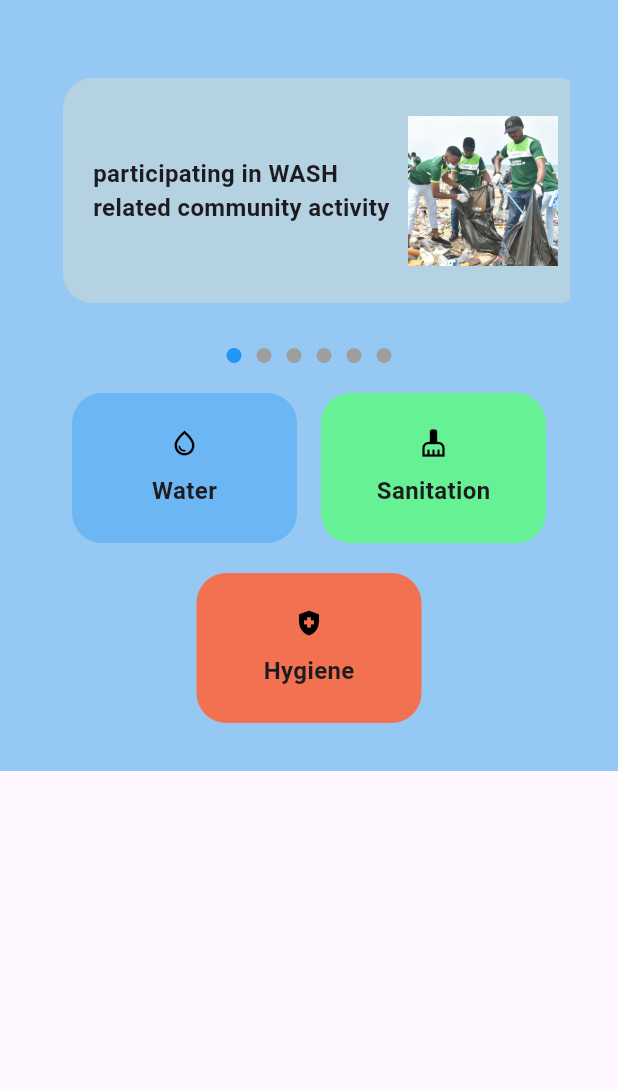
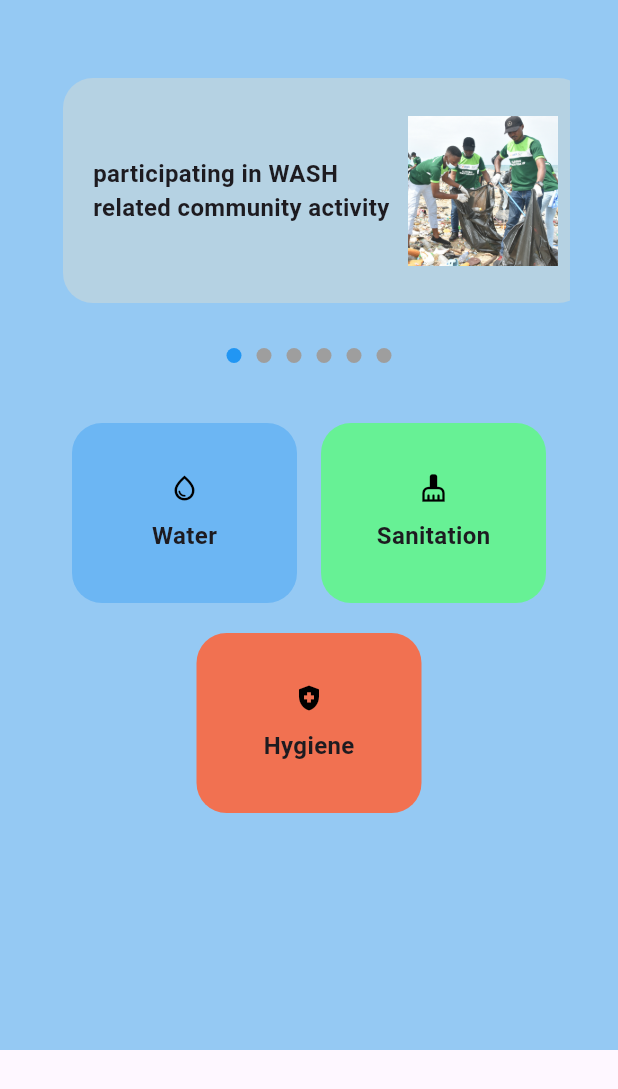
Before and after one commit to unice-hub/my-wash-app, a Flutter app: the HomeScreen screen opened directly, on a phone screen of 412 x 824 dp. Shown: the top 1089 px of the screen. Run offline on Flutter 3.47's test engine with Material 3 defaults, Android fonts, the phone set to English and light mode, and no system bars; our stand-ins replace firebase_auth, firebase_core, font_awesome_flutter, video_player; accounts and stored records are empty.

Commit message:
first commit

```diff
--- a/lib/screen/homescreen.dart
+++ b/lib/screen/homescreen.dart
@@ -62,6 +62,8 @@ class _HomeScreenState extends State<HomeScreen> {
   Widget build(BuildContext context) {
     return Scaffold(
       body: Container(
+        height: 700, // height of the container
+        // width: 300,
         color: const Color.fromARGB(255, 149, 201, 243), // background color here
         child: Padding(
           padding: const EdgeInsets.all(32.0),  //adjust space btn the container and the tabbar view
@@ -154,7 +156,7 @@ class _HomeScreenState extends State<HomeScreen> {
                     );
                   }),
                 ),
-                const SizedBox(height: 20),
+                const SizedBox(height: 40),
                 Row(
                   mainAxisAlignment: MainAxisAlignment.spaceEvenly,
                   children: [
@@ -167,9 +169,10 @@ class _HomeScreenState extends State<HomeScreen> {
                           ),
                         );
                       },
+
                       child: Container(
                         width: 150.0,
-                        height: 100.0,
+                        height: 120.0,
                         padding: const EdgeInsets.all(20),
                         decoration: BoxDecoration(
                           borderRadius: BorderRadius.circular(20),
@@ -202,7 +205,7 @@ class _HomeScreenState extends State<HomeScreen> {
                       },
                       child: Container(
                         width: 150.0,
-                        height: 100.0,
+                        height: 120.0,
                         padding: const EdgeInsets.all(20),
                         decoration: BoxDecoration(
                           borderRadius: BorderRadius.circular(20),
@@ -240,7 +243,7 @@ class _HomeScreenState extends State<HomeScreen> {
                       },
                       child: Container(
                         width: 150.0,
-                        height: 100.0,
+                        height: 120.0,
                         padding: const EdgeInsets.all(20),
                         decoration: BoxDecoration(
                           borderRadius: BorderRadius.circular(20),
```
